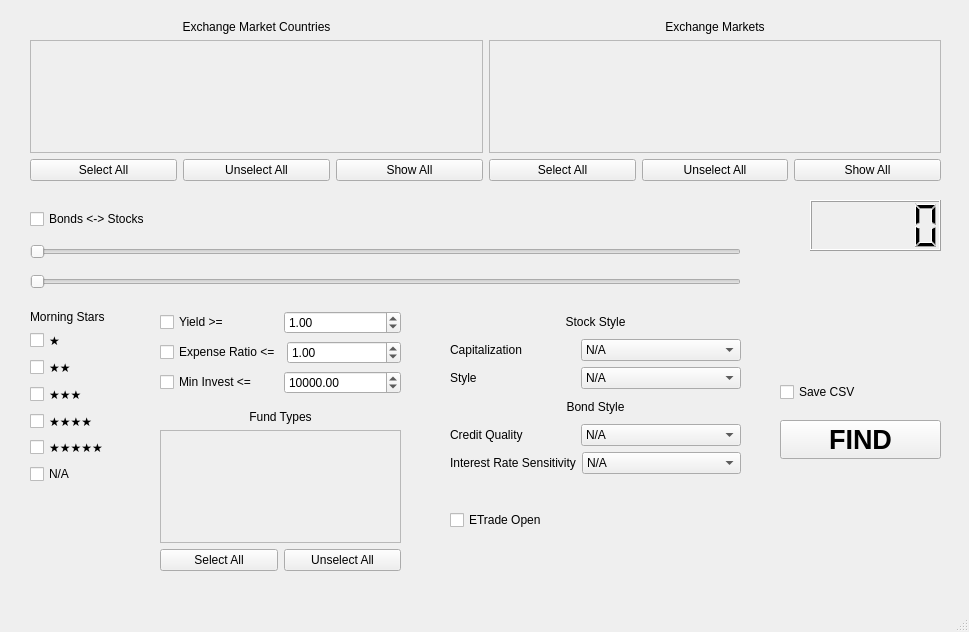
Before: the Qt Designer form MFWindow.ui in faalbers/MarketAnalyze, drawn with Qt 5.
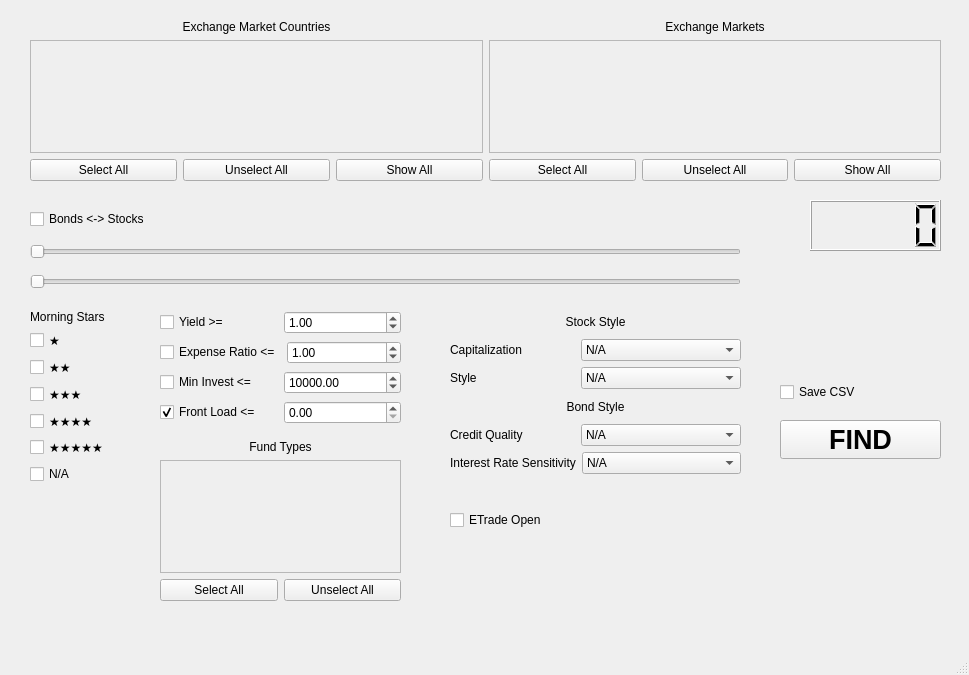
After: the same form once the commit is applied.

```diff
--- a/MFWindow.ui
+++ b/MFWindow.ui
@@ -7,7 +7,7 @@
     <x>0</x>
     <y>0</y>
     <width>969</width>
-    <height>632</height>
+    <height>675</height>
    </rect>
   </property>
   <property name="windowTitle">
@@ -517,7 +517,7 @@
       <x>160</x>
       <y>310</y>
       <width>241</width>
-      <height>86</height>
+      <height>116</height>
      </rect>
     </property>
     <layout class="QVBoxLayout" name="verticalLayout_8">
@@ -593,13 +593,40 @@
        </item>
       </layout>
      </item>
+     <item>
+      <layout class="QHBoxLayout" name="horizontalLayout_13">
+       <item>
+        <widget class="QCheckBox" name="maxFrontLoadCheck">
+         <property name="text">
+          <string>Front Load &lt;=</string>
+         </property>
+         <property name="checked">
+          <bool>true</bool>
+         </property>
+        </widget>
+       </item>
+       <item>
+        <widget class="QDoubleSpinBox" name="maxFrontLoad">
+         <property name="maximum">
+          <double>99.000000000000000</double>
+         </property>
+         <property name="singleStep">
+          <double>0.100000000000000</double>
+         </property>
+         <property name="value">
+          <double>0.000000000000000</double>
+         </property>
+        </widget>
+       </item>
+      </layout>
+     </item>
     </layout>
    </widget>
    <widget class="QWidget" name="layoutWidget_2">
     <property name="geometry">
      <rect>
       <x>160</x>
-      <y>410</y>
+      <y>440</y>
       <width>241</width>
       <height>161</height>
      </rect>
```
